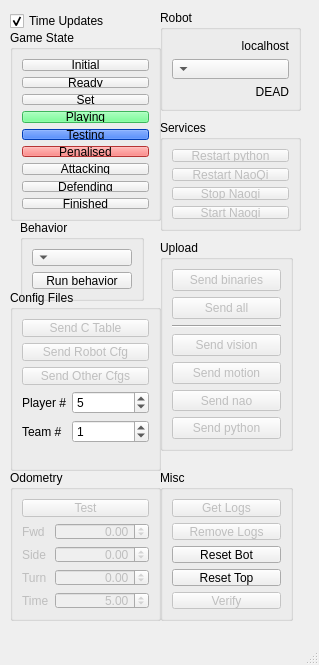
Above: tools/UTNaoTool/FilesWindow.ui from ynaffitgnay/autobot before the change. Below: the same form after it.
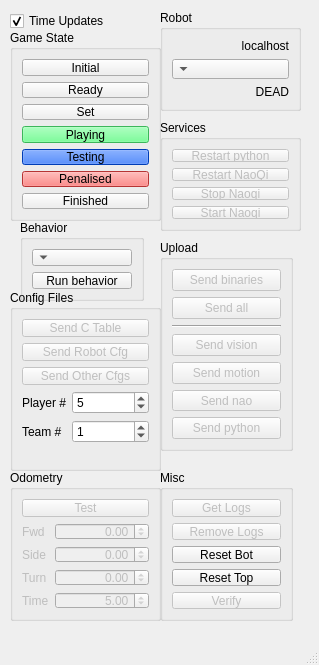
That is the form after the change.

Diff of the .ui file:
```diff
--- a/tools/UTNaoTool/FilesWindow.ui
+++ b/tools/UTNaoTool/FilesWindow.ui
@@ -410,20 +410,6 @@
       </widget>
      </item>
      <item row="6" column="0">
-      <widget class="QPushButton" name="attackingButton">
-       <property name="text">
-        <string>Attacking</string>
-       </property>
-      </widget>
-     </item>
-     <item row="7" column="0">
-      <widget class="QPushButton" name="defendingButton">
-       <property name="text">
-        <string>Defending</string>
-       </property>
-      </widget>
-     </item>
-     <item row="8" column="0">
       <widget class="QPushButton" name="finishedButton">
        <property name="text">
         <string>Finished</string>
```
